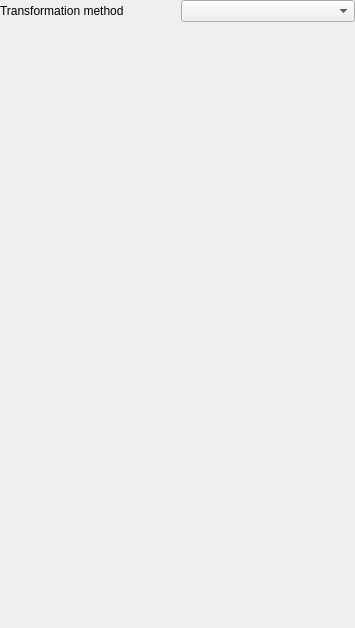
north-road/vector_correction, file vector_correction/ui/settings.ui: the form before one commit.
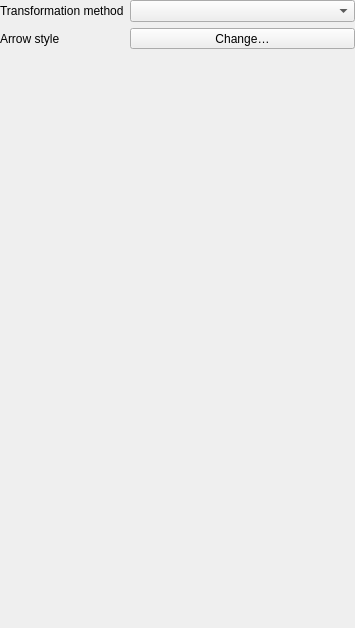
The form after the commit. Custom widgets are drawn as their Qt base class.

Commit message: Custom symbol fixes

Patch:
```diff
--- a/vector_correction/ui/settings.ui
+++ b/vector_correction/ui/settings.ui
@@ -26,9 +26,6 @@
    <property name="bottomMargin">
     <number>0</number>
    </property>
-   <item row="0" column="1">
-    <widget class="QComboBox" name="combo_method"/>
-   </item>
    <item row="0" column="0">
     <widget class="QLabel" name="label">
      <property name="text">
@@ -36,7 +33,10 @@
      </property>
     </widget>
    </item>
-   <item row="1" column="1">
+   <item row="0" column="1">
+    <widget class="QComboBox" name="combo_method"/>
+   </item>
+   <item row="2" column="1">
     <spacer name="verticalSpacer">
      <property name="orientation">
       <enum>Qt::Vertical</enum>
@@ -49,8 +49,35 @@
      </property>
     </spacer>
    </item>
+   <item row="1" column="1">
+    <widget class="QgsSymbolButton" name="arrow_style_button">
+     <property name="sizePolicy">
+      <sizepolicy hsizetype="Expanding" vsizetype="Fixed">
+       <horstretch>0</horstretch>
+       <verstretch>0</verstretch>
+      </sizepolicy>
+     </property>
+     <property name="text">
+      <string>Change…</string>
+     </property>
+    </widget>
+   </item>
+   <item row="1" column="0">
+    <widget class="QLabel" name="label_2">
+     <property name="text">
+      <string>Arrow style</string>
+     </property>
+    </widget>
+   </item>
   </layout>
  </widget>
+ <customwidgets>
+  <customwidget>
+   <class>QgsSymbolButton</class>
+   <extends>QToolButton</extends>
+   <header>qgis.gui</header>
+  </customwidget>
+ </customwidgets>
  <resources/>
  <connections/>
 </ui>
```
The commit also changes 5 other files.
